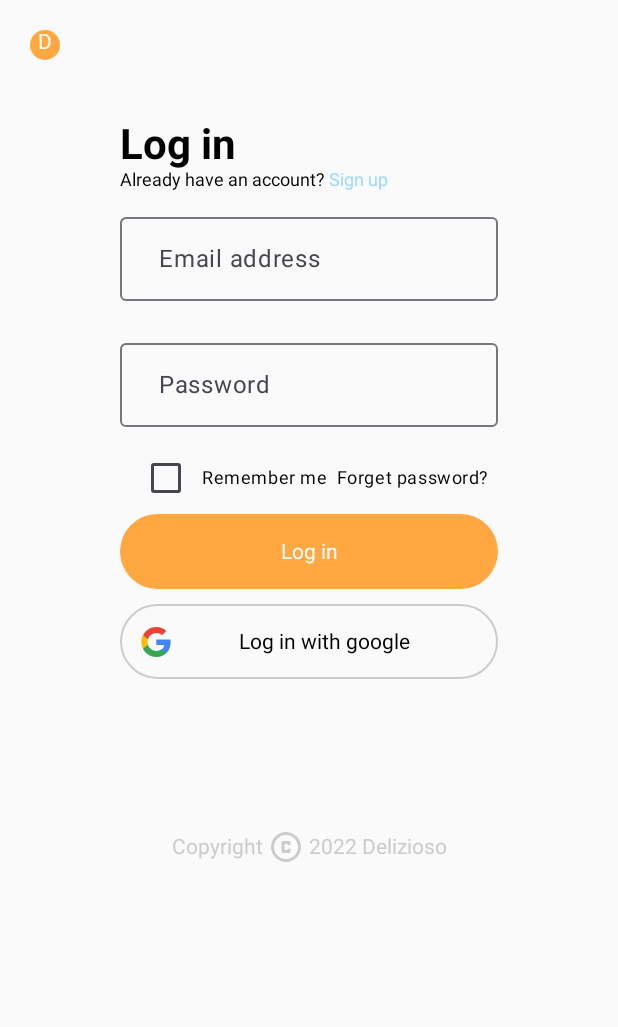
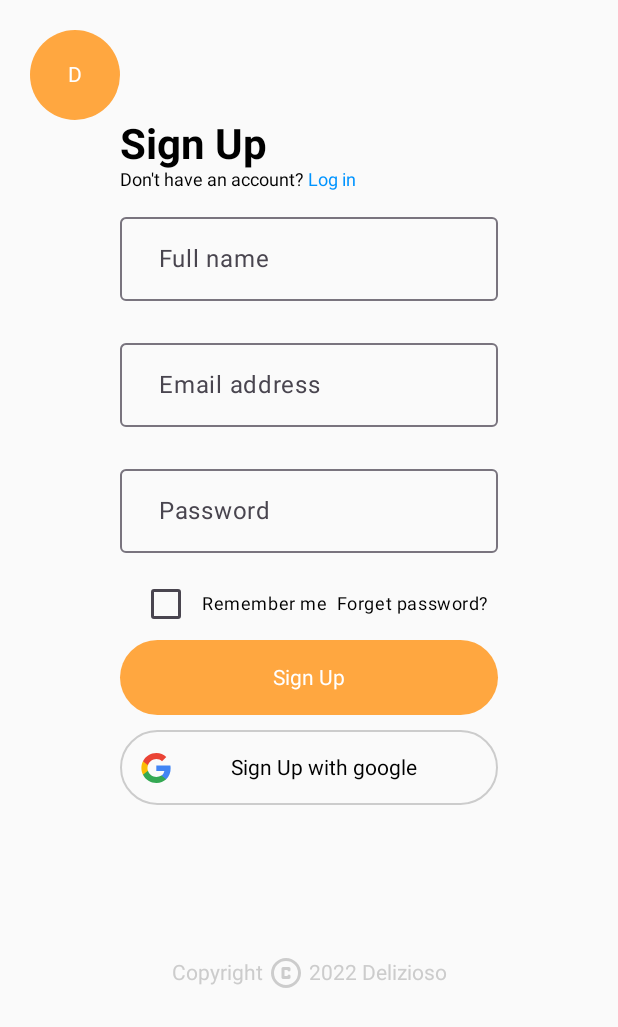
Before and after one commit to topheroes/compose_nav, an Android app built with Jetpack Compose: the screen it shows after launch (MainActivity), after a tap on "Sign up", on a phone screen of 412 x 824 dp. Shown: the top 1027 px of the screen. Run offline under Robolectric (Android 15) with nearby library versions, the phone set to English and light mode, and no system bars.

```diff
--- a/app/build.gradle.kts
+++ b/app/build.gradle.kts
@@ -48,6 +48,8 @@ android {
 
 dependencies {
 
+
+    implementation("androidx.navigation:navigation-compose:2.6.0")
     implementation("androidx.core:core-ktx:1.9.0")
     implementation("androidx.lifecycle:lifecycle-runtime-ktx:2.6.2")
     implementation("androidx.activity:activity-compose:1.7.2")
--- a/app/src/main/java/com/example/tasteofcompose/MainActivity.kt
+++ b/app/src/main/java/com/example/tasteofcompose/MainActivity.kt
@@ -19,7 +19,8 @@ class MainActivity : ComponentActivity() {
         super.onCreate(savedInstanceState)
         setContent {
 //            SignUpScreen()
-            LogInScreen()
+//            LogInScreen()
+            MainScreen()
         }
     }
 }
--- a/app/src/main/java/com/example/tasteofcompose/composables/Circle.kt
+++ b/app/src/main/java/com/example/tasteofcompose/composables/Circle.kt
@@ -2,6 +2,7 @@ package com.example.tasteofcompose.composables
 
 import androidx.compose.foundation.background
 import androidx.compose.foundation.layout.Arrangement
+
 import androidx.compose.foundation.layout.Row
 import androidx.compose.foundation.layout.height
 import androidx.compose.foundation.layout.padding
@@ -10,8 +11,11 @@ import androidx.compose.foundation.shape.RoundedCornerShape
 import androidx.compose.material3.Text
 import androidx.compose.runtime.Composable
 import androidx.compose.ui.Alignment
+import androidx.compose.ui.Alignment.Companion.CenterVertically
 import androidx.compose.ui.Modifier
+import androidx.compose.ui.draw.clip
 import androidx.compose.ui.graphics.Color
+import androidx.compose.ui.text.style.TextAlign
 import androidx.compose.ui.unit.dp
 
 
@@ -20,12 +24,14 @@ import androidx.compose.ui.unit.dp
 fun Circle(){
     Row(
         horizontalArrangement = Arrangement.Center,
-        verticalAlignment = Alignment.Top,
+        verticalAlignment = Alignment.CenterVertically,
         modifier = Modifier
             .padding(20.dp)
-            .background(Color(255, 167, 64), RoundedCornerShape(50))
-            .width(20.dp)
-            .height(20.dp)
+            .clip(RoundedCornerShape(50))
+            .background(Color(255, 167, 64))
+            .width(60.dp)
+            .height(60.dp)
+
 
 
     ){
--- a/app/src/main/java/com/example/tasteofcompose/composables/EmailTextField.kt
+++ b/app/src/main/java/com/example/tasteofcompose/composables/EmailTextField.kt
@@ -4,19 +4,25 @@ import androidx.compose.foundation.layout.padding
 import androidx.compose.material3.OutlinedTextField
 import androidx.compose.material3.Text
 import androidx.compose.runtime.Composable
+import androidx.compose.runtime.collectAsState
 import androidx.compose.runtime.mutableStateOf
 import androidx.compose.runtime.remember
 import androidx.compose.ui.Modifier
 import androidx.compose.ui.unit.dp
+import androidx.lifecycle.viewmodel.compose.viewModel
 
 @Composable
 fun EmailTextField(label: String){
+
+    val loginViewModel: LoginViewModel = viewModel()
+    val viewState = loginViewModel.loginViewModelState.collectAsState()
+
     val text = remember {
         mutableStateOf("")
     }
     OutlinedTextField(
-        value = text.value,
-        onValueChange = { text.value = it},
+        value = viewState.value.username,
+        onValueChange = { loginViewModel.changeUserName(it)},
         label = { Text(label, modifier = Modifier.padding(start = 10.dp)) },
         modifier = Modifier.padding(top = 10.dp, bottom = 10.dp)
     )
--- a/app/src/main/java/com/example/tasteofcompose/composables/LogInScreen.kt
+++ b/app/src/main/java/com/example/tasteofcompose/composables/LogInScreen.kt
@@ -4,12 +4,23 @@ import androidx.compose.foundation.layout.Arrangement
 import androidx.compose.foundation.layout.Column
 import androidx.compose.foundation.layout.padding
 import androidx.compose.runtime.Composable
+import androidx.compose.runtime.collectAsState
+import androidx.compose.runtime.remember
 import androidx.compose.ui.Alignment
 import androidx.compose.ui.Modifier
 import androidx.compose.ui.unit.dp
+import androidx.lifecycle.viewmodel.compose.viewModel
+import androidx.navigation.NavController
 
 @Composable
-fun LogInScreen() {
+fun LogInScreen(navController: NavController) {
+
+
+    val handleNav = {
+        navController.navigate(Destinations.SignUp.name)
+    }
+
+
     Circle()
     Column (
         verticalArrangement = Arrangement.Bottom,
@@ -17,7 +28,7 @@ fun LogInScreen() {
         modifier = Modifier
             .padding(80.dp)
     ){
-        SigLog("Log in", "Already have an account?", " Sign up")
+        SigLog("Log in", "Already have an account?", " Sign up", handleNav )
         EmailTextField("Email address")
         PasswordTextField("Password")
         ConfirmButtons("Log in")
--- /dev/null
+++ b/app/src/main/java/com/example/tasteofcompose/composables/LoginViewModel.kt
@@ -0,0 +1,28 @@
+package com.example.tasteofcompose.composables
+
+import android.util.Log
+import androidx.lifecycle.ViewModel
+import kotlinx.coroutines.flow.MutableStateFlow
+import kotlinx.coroutines.flow.StateFlow
+
+data class LoginViewModelState(
+    var username: String = "",
+    var password: String = "",
+    var name: String = ""
+)
+
+class LoginViewModel: ViewModel() {
+
+    // LiveData - MutableLiveData, LiveData
+    // StateFlow - MutableStateFlow, StateFlow
+
+    private val _loginViewModelState = MutableStateFlow(LoginViewModelState())
+    val loginViewModelState: StateFlow<LoginViewModelState> = _loginViewModelState
+
+
+    fun changeUserName(username: String){
+        Log.d("HEHEHE", "CHANGING HERE")
+        _loginViewModelState.value = _loginViewModelState.value.copy(username = username)
+    }
+
+}
--- /dev/null
+++ b/app/src/main/java/com/example/tasteofcompose/composables/MainScreen.kt
@@ -0,0 +1,29 @@
+package com.example.tasteofcompose.composables
+
+import androidx.compose.runtime.Composable
+import androidx.lifecycle.viewmodel.compose.viewModel
+import androidx.navigation.compose.NavHost
+import androidx.navigation.compose.composable
+import androidx.navigation.compose.rememberNavController
+
+
+enum class Destinations{
+    Login,
+    SignUp
+}
+
+@Composable
+fun MainScreen() {
+    val navController = rememberNavController()
+
+
+
+    NavHost(navController = navController, startDestination = Destinations.Login.name) {
+        composable(Destinations.Login.name) {
+            LogInScreen(navController = navController) }
+        composable(Destinations.SignUp.name) {
+            SignUpScreen(navController = navController) }
+
+    }
+
+}
--- a/app/src/main/java/com/example/tasteofcompose/composables/SigLog.kt
+++ b/app/src/main/java/com/example/tasteofcompose/composables/SigLog.kt
@@ -11,13 +11,13 @@ import androidx.compose.ui.text.font.FontWeight
 import androidx.compose.ui.unit.sp
 
 @Composable
-fun SigLog(vararg text: String){
+fun SigLog(headerText: String, hintText: String, buttonText: String, buttonHandler: ()->Unit){
     Row {
         Column {
-            Text(text = text[0], fontSize = 28.sp, fontWeight = FontWeight.Bold)
+            Text(text = headerText, fontSize = 28.sp, fontWeight = FontWeight.Bold)
             Row {
-                Text(text = text[1], fontSize = 12.sp)
-                Text(text = text[2], fontSize = 12.sp, color = Color(159,215,255),modifier = Modifier.clickable {  })
+                Text(text = hintText, fontSize = 12.sp)
+                Text(text = buttonText, fontSize = 12.sp, color = Color(0xFF0094FF),modifier = Modifier.clickable(onClick = buttonHandler))
             }
         }
     }
--- a/app/src/main/java/com/example/tasteofcompose/composables/SignUpScreen.kt
+++ b/app/src/main/java/com/example/tasteofcompose/composables/SignUpScreen.kt
@@ -21,12 +21,20 @@ import androidx.compose.ui.graphics.Color
 import androidx.compose.ui.graphics.Shape
 import androidx.compose.ui.text.font.FontWeight
 import androidx.compose.ui.tooling.preview.Preview
+import androidx.compose.ui.tooling.preview.PreviewParameter
+import androidx.compose.ui.tooling.preview.PreviewParameterProvider
 import androidx.compose.ui.unit.TextUnit
 import androidx.compose.ui.unit.dp
 import androidx.compose.ui.unit.sp
+import androidx.navigation.NavController
 
 @Composable
-fun SignUpScreen() {
+fun SignUpScreen(navController: NavController?) {
+
+    val handleNav = {
+        navController?.let{it.navigate(Destinations.Login.name)}?:Unit
+    }
+
     Circle()
     Column (
         verticalArrangement = Arrangement.Bottom,
@@ -34,7 +42,7 @@ fun SignUpScreen() {
         modifier = Modifier
             .padding(80.dp)
     ){
-        SigLog("Sign Up", "Don't have an account?", " Log in")
+        SigLog("Sign Up", "Don't have an account?", " Log in", handleNav )
         NameTextField("Full name")
         EmailTextField("Email address")
         PasswordTextField("Password")
@@ -45,8 +53,9 @@ fun SignUpScreen() {
 
 }
 
+
 @Preview
 @Composable
-fun prev(){
-    SignUpScreen()
+fun prev(navController: NavController? = null){
+    SignUpScreen(navController)
 }
```
